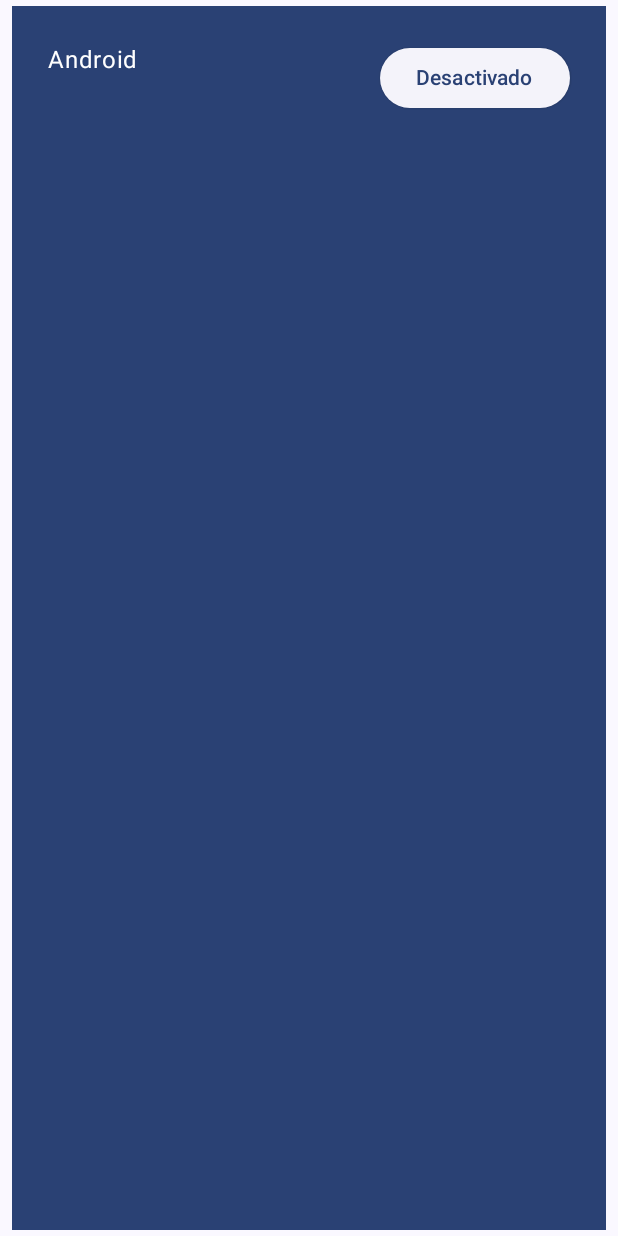
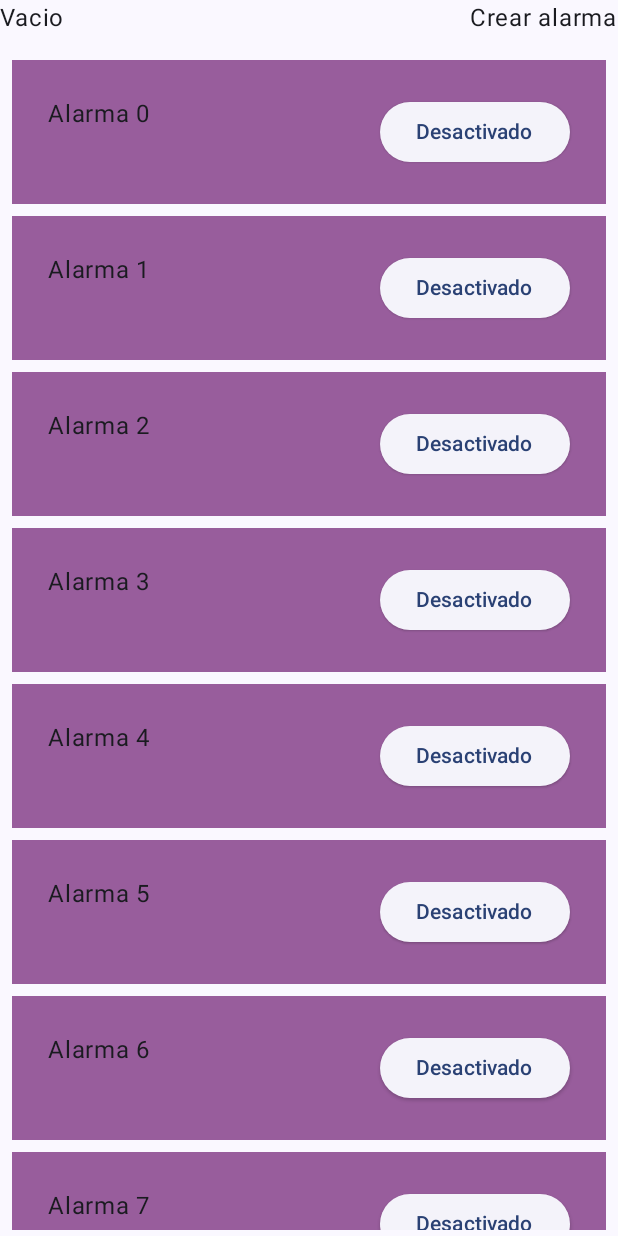
Before and after one commit to elle184/context-alarm, an Android app built with Jetpack Compose: the screen it shows after launch (MainActivity), on a phone screen of 412 x 824 dp. Run offline under Robolectric (Android 15) with nearby library versions, the phone set to English and light mode, and no system bars.

Commit message:
Se crea la primera versión del listado de las alarmas.

```diff
--- a/mobile/ContextAlarm/app/src/main/java/co/edu/ux/context/alarm/MainActivity.kt
+++ b/mobile/ContextAlarm/app/src/main/java/co/edu/ux/context/alarm/MainActivity.kt
@@ -1,5 +1,6 @@
 package co.edu.ux.context.alarm
 
+import android.content.res.Configuration
 import android.os.Bundle
 import androidx.activity.ComponentActivity
 import androidx.activity.compose.setContent
@@ -21,6 +22,7 @@ import androidx.compose.runtime.Composable
 import androidx.compose.runtime.mutableStateOf
 import androidx.compose.runtime.remember
 import androidx.compose.ui.Modifier
+import androidx.compose.ui.graphics.Color
 import androidx.compose.ui.tooling.preview.Preview
 import androidx.compose.ui.unit.dp
 import co.edu.ux.context.alarm.ui.theme.ContextAlarmTheme
@@ -33,7 +35,7 @@ class MainActivity : ComponentActivity() {
             ContextAlarmTheme {
                 Surface(modifier = Modifier.fillMaxSize()
                     , color = MaterialTheme.colorScheme.background) {
-                    Greeting(name = "Android")
+                    Alarms()
                 }
             }
         }
@@ -49,9 +51,18 @@ fun ContextAlarm(modifier: Modifier = Modifier
 @Composable
 fun Alarms(modifier: Modifier = Modifier
     , alarms: List<String> = List(10) {"Alarma $it"}) {
-    LazyColumn(modifier = Modifier.padding(vertical = 4.dp)) {
-        items(items = alarms) {
-            alarm -> Greeting(name = alarm)
+    Column {
+        Row {
+            Column(modifier = Modifier.weight(1f)
+                .padding(bottom = 8.dp)) {
+                Text("Vacio")
+            }
+            Text("Crear alarma")
+        }
+        LazyColumn(modifier = Modifier.padding(vertical = 4.dp)) {
+            items(items = alarms) { alarm ->
+                Greeting(name = alarm)
+            }
         }
     }
 }
@@ -61,7 +72,7 @@ fun Greeting(name: String, modifier: Modifier = Modifier) {
     val expanded = remember { mutableStateOf(false) }
     val extraPadding = if (expanded.value) 48.dp else 0.dp
 
-    Surface(color = MaterialTheme.colorScheme.primary
+    Surface(color = Color(0xFF985D9C)
         , modifier = Modifier.padding(vertical = 4.dp, horizontal = 8.dp)) {
         Row(modifier = Modifier.padding(24.dp)) {
             Column(modifier = Modifier
@@ -76,10 +87,15 @@ fun Greeting(name: String, modifier: Modifier = Modifier) {
     }
 }
 
-@Preview(showBackground = true, widthDp = 320)
+@Preview(
+    showBackground = true
+    , widthDp = 320
+    , uiMode = Configuration.UI_MODE_NIGHT_YES
+    , name = "GreetingPreviewDark"
+)
 @Composable
 fun GreetingPreview() {
     ContextAlarmTheme {
-        ContextAlarm()
+        ContextAlarm(modifier = Modifier.fillMaxSize())
     }
 }
--- a/mobile/ContextAlarm/app/src/main/java/co/edu/ux/context/alarm/ui/theme/Color.kt
+++ b/mobile/ContextAlarm/app/src/main/java/co/edu/ux/context/alarm/ui/theme/Color.kt
@@ -2,10 +2,9 @@ package co.edu.ux.context.alarm.ui.theme
 
 import androidx.compose.ui.graphics.Color
 
-val Purple80 = Color(0xFFD0BCFF)
-val PurpleGrey80 = Color(0xFFCCC2DC)
-val Pink80 = Color(0xFFEFB8C8)
+val Navy = Color(0xFF073042)
+val Blue = Color(0xFF4285F4)
+val LightBlue = Color(0xFFD7EFFE)
+val Chartreuse = Color(0xFFEFF7CF)
 
-val Purple40 = Color(0xFF6650a4)
-val PurpleGrey40 = Color(0xFF625b71)
-val Pink40 = Color(0xFF7D5260)
+val color985d9c = Color(0xFF985D9C)
--- a/mobile/ContextAlarm/app/src/main/java/co/edu/ux/context/alarm/ui/theme/Theme.kt
+++ b/mobile/ContextAlarm/app/src/main/java/co/edu/ux/context/alarm/ui/theme/Theme.kt
@@ -1,6 +1,5 @@
 package co.edu.ux.context.alarm.ui.theme
 
-import android.app.Activity
 import android.os.Build
 import androidx.compose.foundation.isSystemInDarkTheme
 import androidx.compose.material3.MaterialTheme
@@ -9,28 +8,21 @@ import androidx.compose.material3.dynamicDarkColorScheme
 import androidx.compose.material3.dynamicLightColorScheme
 import androidx.compose.material3.lightColorScheme
 import androidx.compose.runtime.Composable
+import androidx.compose.ui.graphics.Color
 import androidx.compose.ui.platform.LocalContext
 
 private val DarkColorScheme = darkColorScheme(
-    primary = Purple80,
-    secondary = PurpleGrey80,
-    tertiary = Pink80
+    surface = Blue,
+    onSurface = Navy,
+    primary = Navy,
+    onPrimary = Chartreuse
 )
 
 private val LightColorScheme = lightColorScheme(
-    primary = Purple40,
-    secondary = PurpleGrey40,
-    tertiary = Pink40
-
-    /* Other default colors to override
-    background = Color(0xFFFFFBFE),
-    surface = Color(0xFFFFFBFE),
-    onPrimary = Color.White,
-    onSecondary = Color.White,
-    onTertiary = Color.White,
-    onBackground = Color(0xFF1C1B1F),
-    onSurface = Color(0xFF1C1B1F),
-    */
+    surface = Blue,
+    onSurface = Color.White,
+    primary = LightBlue,
+    onPrimary = color985d9c
 )
 
 @Composable
```
